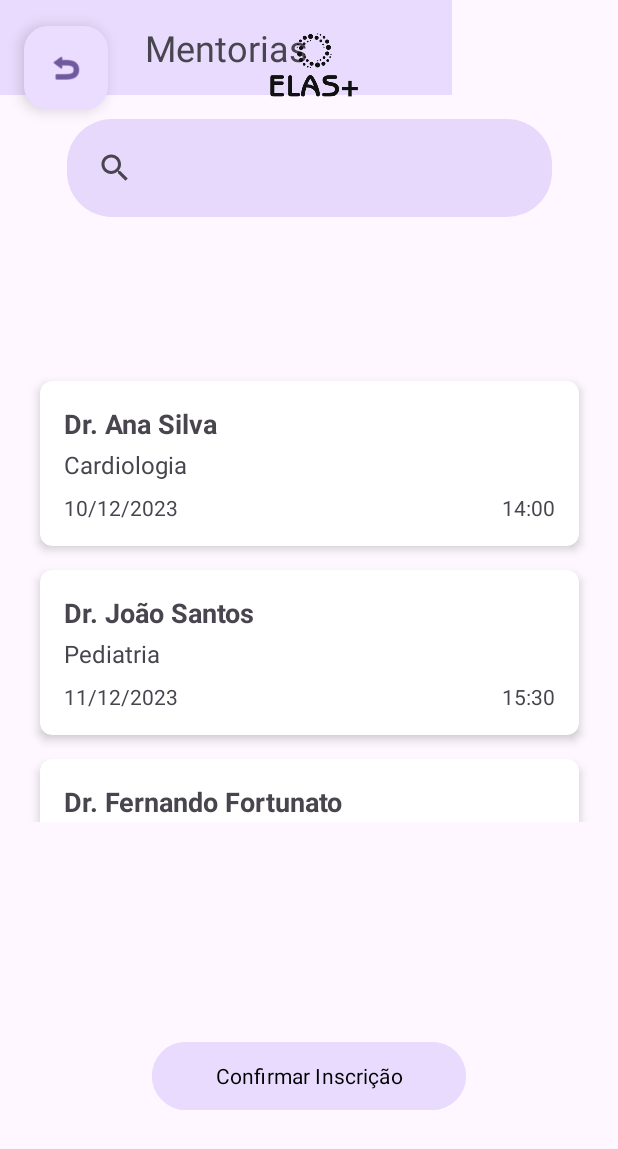
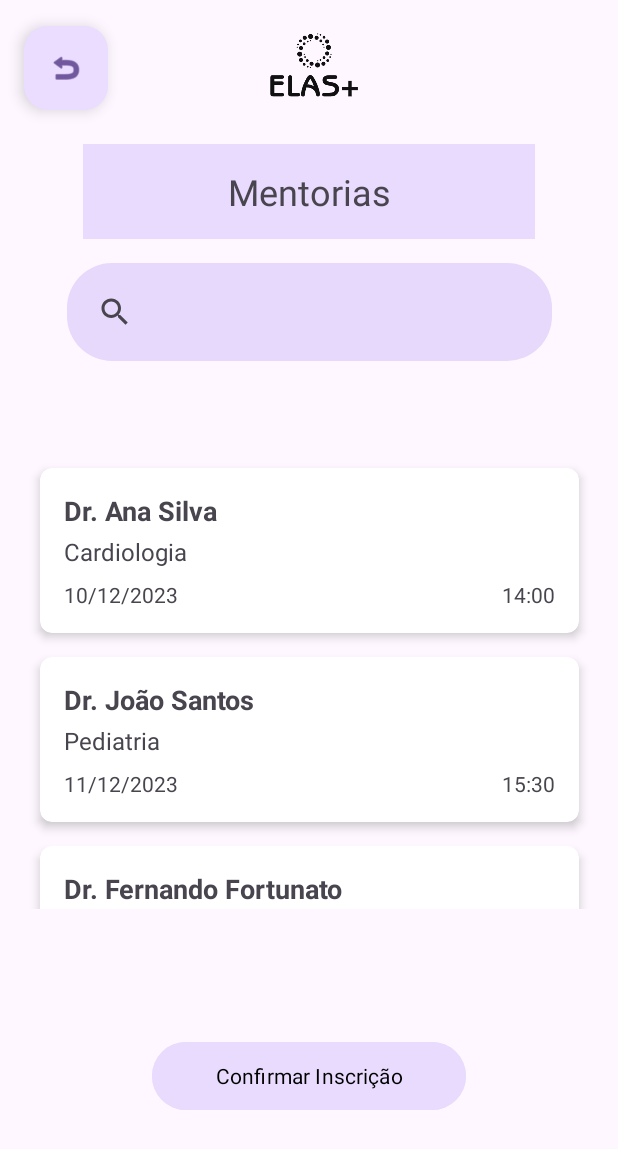
Before and after one commit to WECTI-ONU/elas, an Android app: the telamentorias screen opened directly, with no data from a screen before it, on a phone screen of 412 x 824 dp. Shown: the top 1149 px of the screen. Run offline under Robolectric (Android 15) with nearby library versions, the phone set to English and light mode, and no system bars; Roboto replaces fonts that are not available here.

Commit message:
Arrumado o botao de mentorias

```diff
--- a/app/src/main/res/layout/activity_telamentorias.xml
+++ b/app/src/main/res/layout/activity_telamentorias.xml
@@ -60,14 +60,16 @@
             android:id="@+id/textView15"
             android:layout_width="301dp"
             android:layout_height="63dp"
+            android:layout_marginTop="96dp"
             android:background="#E8DBFD"
             android:fontFamily="@font/adlam_display"
             android:gravity="center"
             android:text="Mentorias"
             android:textSize="24sp"
-            tools:ignore="MissingConstraints"
-            tools:layout_editor_absoluteX="55dp"
-            tools:layout_editor_absoluteY="111dp" />
+            app:layout_constraintEnd_toEndOf="parent"
+            app:layout_constraintStart_toStartOf="parent"
+            app:layout_constraintTop_toTopOf="parent"
+            tools:ignore="MissingConstraints" />
 
     </androidx.constraintlayout.widget.ConstraintLayout>
 
```
